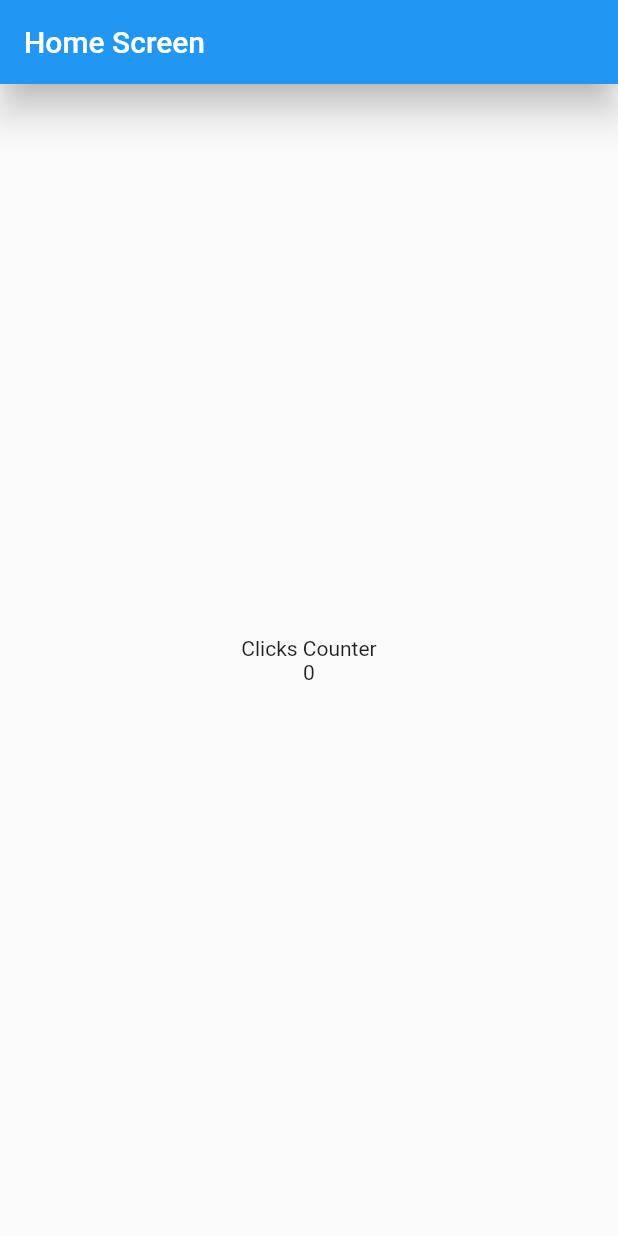
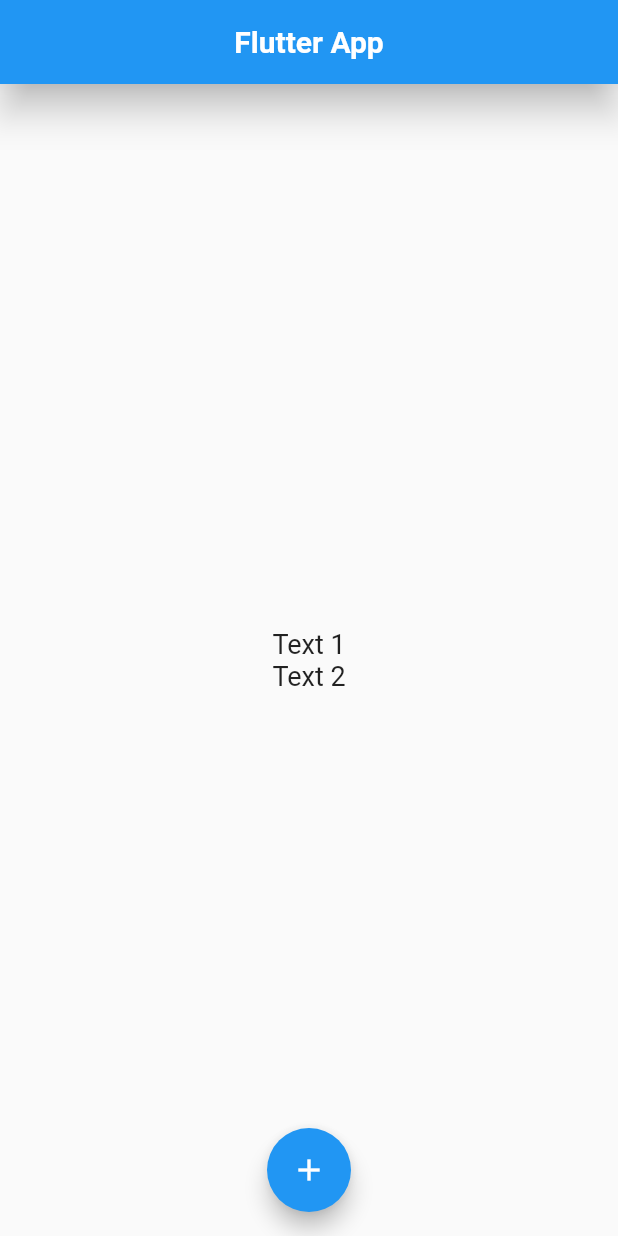
Before and after one commit to francopagnotta/Flutter_Counter, a Flutter app: the screen it shows after launch, on a phone screen of 412 x 824 dp. Run offline on Flutter 3.47's test engine with Material 2 defaults, Android fonts, the phone set to English and light mode, and no system bars.

Commit message:
add(home screen): add floating action button

```diff
--- a/lib/main.dart
+++ b/lib/main.dart
@@ -6,7 +6,7 @@ void main() {
 }
 
 class MyApp extends StatelessWidget {
-  const MyApp({super.key});
+  const MyApp({ super.key });
 
   @override
   Widget build(BuildContext context) {
--- a/lib/screens/home_screen.dart
+++ b/lib/screens/home_screen.dart
@@ -7,20 +7,41 @@ class HomeScreen extends StatelessWidget {
 
   @override
   Widget build(BuildContext context) {
+    const TextStyle fontSize = TextStyle(fontSize: 18);
+
     return Scaffold(
       appBar: AppBar(
-          title: const Text('Home Screen'),
+        title: const Text(
+          'Flutter App',
+          textAlign: TextAlign.center,
+          style: TextStyle(fontWeight: FontWeight.bold),
+        ),
         elevation: 10,
+        centerTitle: true,
       ),
       body: Center(
         child: Column(
           mainAxisAlignment: MainAxisAlignment.center,
-            // crossAxisAlignment: CrossAxisAlignment.center, It is not necessary if we are using the Center Widget before in line 15
           children: const <Widget>[
-              Text('Clicks Counter'),
-              Text('0'),
+            Text(
+              'Text 1',
+              style: fontSize,
+            ),
+            Text(
+              'Text 2',
+              style: fontSize,
+            ),
           ],
         ),
-        ));
+      ),
+      floatingActionButton: FloatingActionButton(
+        child: const Icon(
+          Icons.add,
+        ),
+        // ignore: avoid_print
+        onPressed: () => print('action btn'),
+      ),
+      floatingActionButtonLocation: FloatingActionButtonLocation.centerFloat,
+    );
   }
 }
```
Lines whose indentation alone changed are shown as unchanged.
